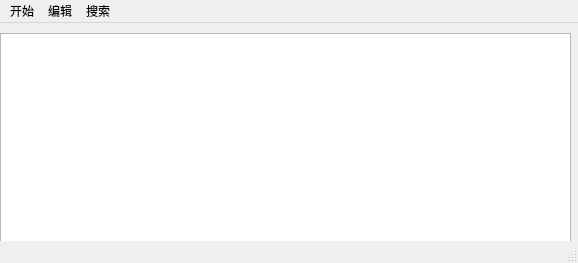
The window that mainwindow.ui (RitzzzZ2021/OOP-final-project) describes before a commit, drawn with Qt 5.
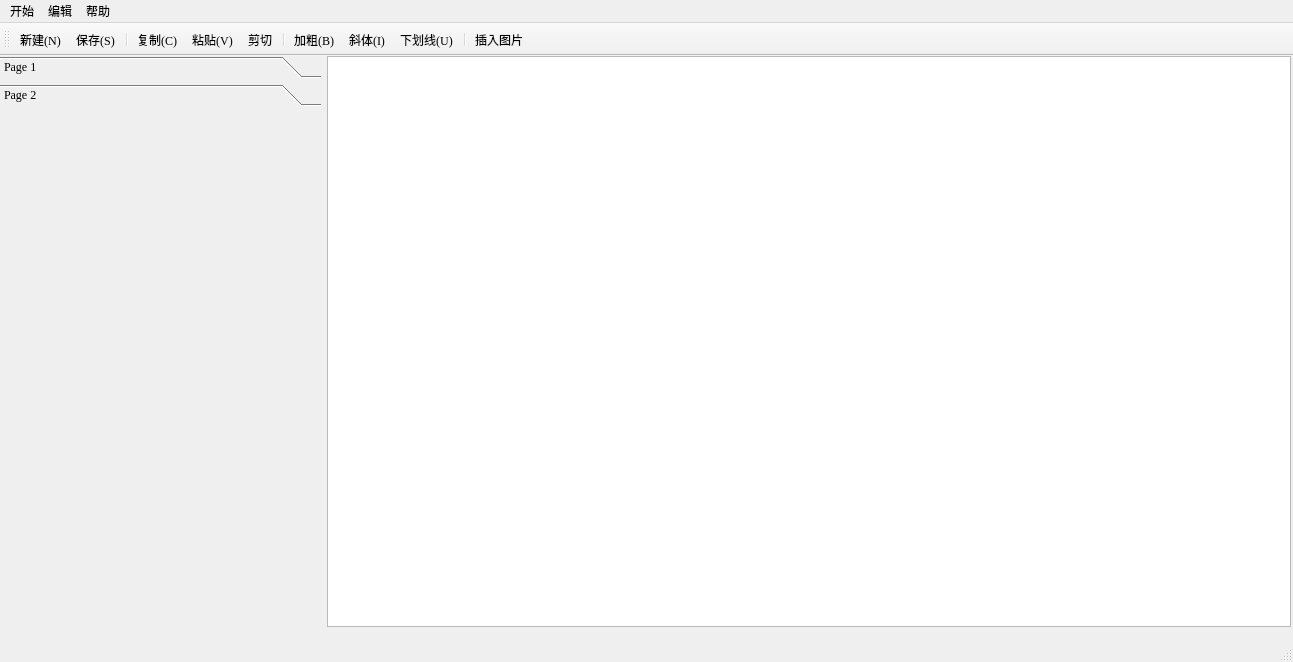
The same window after the commit. Icons and pictures are not drawn.

The edit to the form file:
```diff
--- a/mainwindow.ui
+++ b/mainwindow.ui
@@ -6,8 +6,8 @@
    <rect>
     <x>0</x>
     <y>0</y>
-    <width>578</width>
-    <height>263</height>
+    <width>1293</width>
+    <height>662</height>
    </rect>
   </property>
   <property name="font">
@@ -19,24 +19,92 @@
    <string>My Note</string>
   </property>
   <widget class="QWidget" name="centralwidget">
-   <widget class="QTextEdit" name="textEdit">
+   <widget class="QWidget" name="horizontalLayoutWidget">
     <property name="geometry">
      <rect>
       <x>0</x>
-      <y>10</y>
-      <width>571</width>
-      <height>211</height>
+      <y>0</y>
+      <width>1291</width>
+      <height>571</height>
      </rect>
     </property>
+    <layout class="QHBoxLayout" name="horizontalLayout" stretch="1,3">
+     <item>
+      <widget class="QToolBox" name="toolBox">
+       <property name="sizePolicy">
+        <sizepolicy hsizetype="Preferred" vsizetype="Preferred">
+         <horstretch>0</horstretch>
+         <verstretch>0</verstretch>
+        </sizepolicy>
+       </property>
+       <property name="currentIndex">
+        <number>1</number>
+       </property>
+       <widget class="QWidget" name="page">
+        <property name="geometry">
+         <rect>
+          <x>0</x>
+          <y>0</y>
+          <width>321</width>
+          <height>505</height>
+         </rect>
+        </property>
+        <attribute name="label">
+         <string>Page 1</string>
+        </attribute>
+       </widget>
+       <widget class="QWidget" name="page_2">
+        <property name="geometry">
+         <rect>
+          <x>0</x>
+          <y>0</y>
+          <width>321</width>
+          <height>505</height>
+         </rect>
+        </property>
+        <attribute name="label">
+         <string>Page 2</string>
+        </attribute>
+       </widget>
+      </widget>
+     </item>
+     <item>
+      <widget class="QTextEdit" name="textEdit"/>
+     </item>
+    </layout>
    </widget>
   </widget>
+  <widget class="QStatusBar" name="statusbar"/>
+  <widget class="QToolBar" name="toolBar">
+   <property name="windowTitle">
+    <string>toolBar</string>
+   </property>
+   <attribute name="toolBarArea">
+    <enum>TopToolBarArea</enum>
+   </attribute>
+   <attribute name="toolBarBreak">
+    <bool>false</bool>
+   </attribute>
+   <addaction name="actionnew"/>
+   <addaction name="actionsave"/>
+   <addaction name="separator"/>
+   <addaction name="actioncopy"/>
+   <addaction name="actionpaste"/>
+   <addaction name="actioncut"/>
+   <addaction name="separator"/>
+   <addaction name="actionbold"/>
+   <addaction name="actionitalic"/>
+   <addaction name="actionunderline"/>
+   <addaction name="separator"/>
+   <addaction name="actionphoto"/>
+  </widget>
   <widget class="QMenuBar" name="menubar">
    <property name="geometry">
     <rect>
      <x>0</x>
      <y>0</y>
-     <width>578</width>
-     <height>23</height>
+     <width>1293</width>
+     <height>26</height>
     </rect>
    </property>
    <widget class="QMenu" name="menu">
@@ -61,17 +129,16 @@
    </widget>
    <widget class="QMenu" name="menu_3">
     <property name="title">
-     <string>搜索</string>
+     <string>帮助</string>
     </property>
    </widget>
    <addaction name="menu"/>
    <addaction name="menu_2"/>
    <addaction name="menu_3"/>
   </widget>
-  <widget class="QStatusBar" name="statusbar"/>
   <action name="actionpaste">
    <property name="text">
-    <string>粘贴</string>
+    <string>粘贴(&amp;V)</string>
    </property>
    <property name="toolTip">
     <string>&lt;html&gt;&lt;head/&gt;&lt;body&gt;&lt;p align=&quot;center&quot;&gt;粘贴&lt;/p&gt;&lt;/body&gt;&lt;/html&gt;</string>
@@ -85,7 +152,7 @@
     <bool>false</bool>
    </property>
    <property name="text">
-    <string>新建</string>
+    <string>新建(&amp;N)</string>
    </property>
    <property name="toolTip">
     <string>&lt;html&gt;&lt;head/&gt;&lt;body&gt;&lt;p&gt;新建&lt;/p&gt;&lt;/body&gt;&lt;/html&gt;</string>
@@ -107,7 +174,7 @@
   </action>
   <action name="actionsave">
    <property name="text">
-    <string>保存</string>
+    <string>保存(&amp;S)</string>
    </property>
    <property name="toolTip">
     <string>&lt;html&gt;&lt;head/&gt;&lt;body&gt;&lt;p&gt;保存&lt;/p&gt;&lt;/body&gt;&lt;/html&gt;</string>
@@ -157,6 +224,104 @@
     <string>&lt;html&gt;&lt;head/&gt;&lt;body&gt;&lt;p align=&quot;center&quot;&gt;工具栏&lt;/p&gt;&lt;/body&gt;&lt;/html&gt;</string>
    </property>
   </action>
+  <action name="actioncopy">
+   <property name="icon">
+    <iconset resource="myResources.qrc">
+     <normaloff>:/myImages/image/复制 (1).png</normaloff>:/myImages/image/复制 (1).png</iconset>
+   </property>
+   <property name="text">
+    <string>复制(&amp;C)</string>
+   </property>
+   <property name="statusTip">
+    <string>复制</string>
+   </property>
+   <property name="shortcut">
+    <string>Ctrl+C</string>
+   </property>
+  </action>
+  <action name="actioncut">
+   <property name="icon">
+    <iconset resource="myResources.qrc">
+     <normaloff>:/myImages/image/剪切.png</normaloff>:/myImages/image/剪切.png</iconset>
+   </property>
+   <property name="text">
+    <string>剪切</string>
+   </property>
+   <property name="statusTip">
+    <string>剪切</string>
+   </property>
+   <property name="shortcut">
+    <string>Ctrl+Alt+C</string>
+   </property>
+  </action>
+  <action name="actionbold">
+   <property name="checkable">
+    <bool>true</bool>
+   </property>
+   <property name="icon">
+    <iconset resource="myResources.qrc">
+     <normaloff>:/myImages/image/粗体.png</normaloff>:/myImages/image/粗体.png</iconset>
+   </property>
+   <property name="text">
+    <string>加粗(&amp;B)</string>
+   </property>
+   <property name="statusTip">
+    <string>加粗</string>
+   </property>
+   <property name="shortcut">
+    <string>Ctrl+B</string>
+   </property>
+  </action>
+  <action name="actionitalic">
+   <property name="checkable">
+    <bool>true</bool>
+   </property>
+   <property name="icon">
+    <iconset resource="myResources.qrc">
+     <normaloff>:/myImages/image/文本斜体.png</normaloff>:/myImages/image/文本斜体.png</iconset>
+   </property>
+   <property name="text">
+    <string>斜体(&amp;I)</string>
+   </property>
+   <property name="statusTip">
+    <string>斜体</string>
+   </property>
+   <property name="shortcut">
+    <string>Ctrl+I</string>
+   </property>
+  </action>
+  <action name="actionunderline">
+   <property name="checkable">
+    <bool>true</bool>
+   </property>
+   <property name="icon">
+    <iconset resource="myResources.qrc">
+     <normaloff>:/myImages/image/03下划线.png</normaloff>:/myImages/image/03下划线.png</iconset>
+   </property>
+   <property name="text">
+    <string>下划线(&amp;U)</string>
+   </property>
+   <property name="statusTip">
+    <string>下划线</string>
+   </property>
+   <property name="shortcut">
+    <string>Ctrl+U</string>
+   </property>
+  </action>
+  <action name="actionphoto">
+   <property name="icon">
+    <iconset resource="myResources.qrc">
+     <normaloff>:/myImages/image/图片.png</normaloff>:/myImages/image/图片.png</iconset>
+   </property>
+   <property name="text">
+    <string>插入图片</string>
+   </property>
+  </action>
+  <action name="actionlookup">
+   <property name="text">
+    <string>搜索</string>
+   </property>
+  </action>
  </widget>
  <resources/>
  <connections/>
```
Left out of the diff: 47 changed lines with no effect on the pictures.
